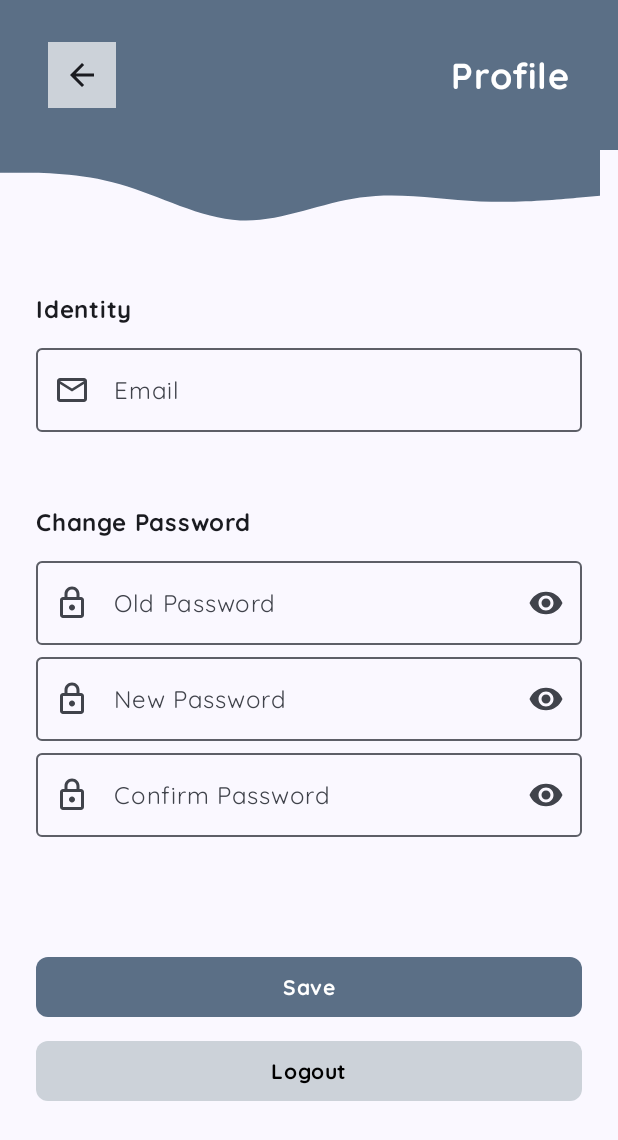
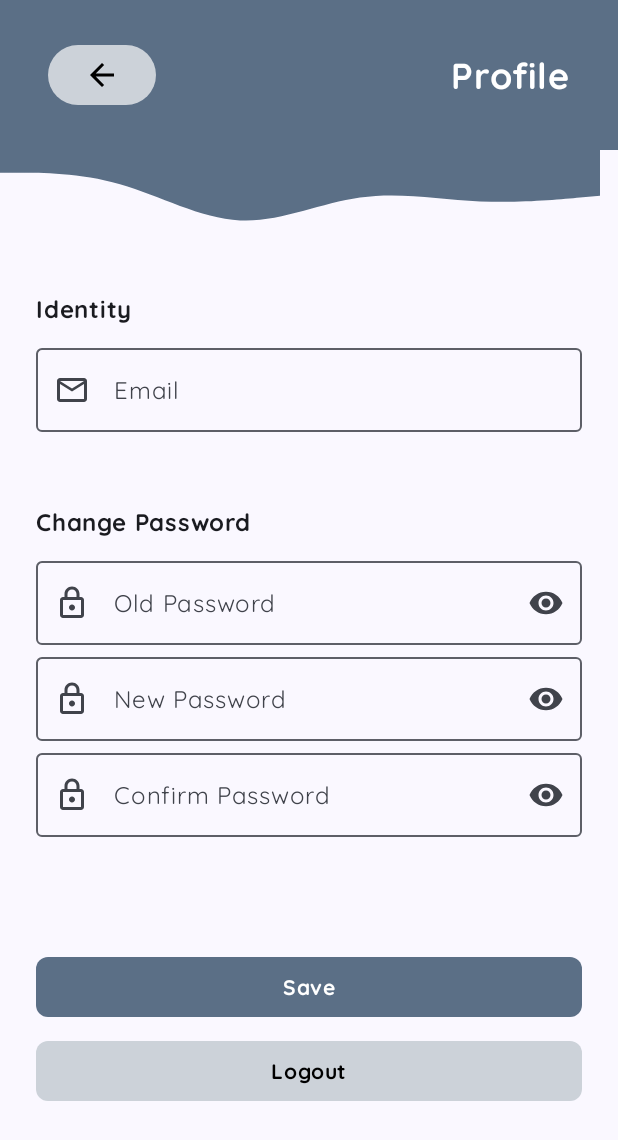
Before and after one commit to LUKITA-TEAM/Lukita-MD, an Android app built with Jetpack Compose: the composable ProfileScreen shown on its own in the app's theme, on a phone screen of 412 x 824 dp. Shown: the top 1140 px of the screen. Run offline under Robolectric (Android 15) with nearby library versions, the phone set to English and light mode, and no system bars; our stand-ins replace Dagger/Hilt's generated code, Firebase (no records; nobody signed in at launch, a user with empty details on screens opened directly).

```diff
--- a/app/src/main/java/com/lukitateam/lukita/ui/components/DefaultHeader.kt
+++ b/app/src/main/java/com/lukitateam/lukita/ui/components/DefaultHeader.kt
@@ -3,12 +3,13 @@ package com.lukitateam.lukita.ui.components
 import androidx.compose.foundation.background
 import androidx.compose.foundation.clickable
 import androidx.compose.foundation.layout.Arrangement
-import androidx.compose.foundation.layout.Box
 import androidx.compose.foundation.layout.Row
 import androidx.compose.foundation.layout.fillMaxWidth
 import androidx.compose.foundation.layout.padding
 import androidx.compose.foundation.layout.size
 import androidx.compose.foundation.shape.RoundedCornerShape
+import androidx.compose.material3.Button
+import androidx.compose.material3.ButtonDefaults
 import androidx.compose.material3.Icon
 import androidx.compose.material3.MaterialTheme
 import androidx.compose.material3.Text
@@ -20,10 +21,8 @@ import androidx.compose.ui.graphics.Color
 import androidx.compose.ui.res.painterResource
 import androidx.compose.ui.res.stringResource
 import androidx.compose.ui.text.font.FontWeight
-import androidx.compose.ui.tooling.preview.Preview
 import androidx.compose.ui.unit.dp
 import com.lukitateam.lukita.R
-import com.lukitateam.lukita.ui.theme.LukitaTheme
 import com.lukitateam.lukita.ui.theme.UclaBlue100
 
 @Composable
@@ -40,19 +39,16 @@ fun DefaultHeader(
         verticalAlignment = Alignment.CenterVertically,
         horizontalArrangement = Arrangement.SpaceBetween
     ) {
-        Box(
-            contentAlignment = Alignment.Center,
-            modifier = modifier
-                .background(UclaBlue100)
-                .size(45.dp)
-                .clip(RoundedCornerShape(8.dp))
-                .clickable {
-                    navigateBack()
-                },
+        Button(
+            onClick = {navigateBack()},
+            colors = ButtonDefaults.buttonColors(
+                containerColor = UclaBlue100
+            ),
         ) {
             Icon(
                 painter = painterResource(R.drawable.v_arrow_back),
                 contentDescription = stringResource(R.string.v_desc_arrow_back),
+                tint = Color.Black
             )
         }
         Text(
```
Also changed, not shown: app/src/main/java/com/lukitateam/lukita/ui/navigation/NavigationHost.kt (+21 -6 lines), app/src/main/java/com/lukitateam/lukita/ui/screen/detail/DetailScreen.kt (+9 -4 lines), app/src/main/java/com/lukitateam/lukita/ui/screen/home/HomeScreen.kt (+10 -1 lines).
